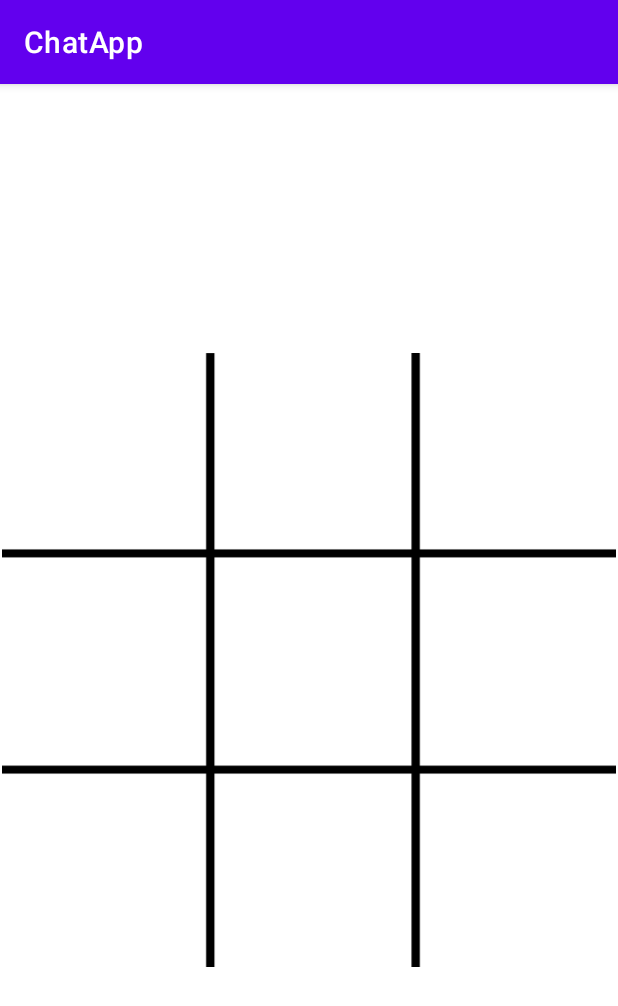
After one commit to ANUJAGRAWAL2000/HackNITP3.0, an Android app: the GameActivity screen opened directly, with no data from a screen before it, on a phone screen of 412 x 824 dp. The commit adds this screen. Shown: the top 1006 px of the screen. Run offline under Robolectric (Android 15) with nearby library versions, the phone set to English and light mode, and no system bars.

Commit message:
Game Added

```diff
--- a/app/build.gradle
+++ b/app/build.gradle
@@ -47,6 +47,7 @@ dependencies {
     implementation 'androidx.viewpager:viewpager:1.0.0'
     implementation 'com.google.firebase:firebase-messaging:20.1.0'
     implementation 'com.android.volley:volley:1.1.1'
+    implementation 'androidx.gridlayout:gridlayout:1.0.0'
     testImplementation 'junit:junit:4.+'
     androidTestImplementation 'androidx.test.ext:junit:1.1.1'
     androidTestImplementation 'androidx.test.espresso:espresso-core:3.3.0'
--- /dev/null
+++ b/app/src/main/java/com/example/chatapp/GameActivity.java
@@ -0,0 +1,135 @@
+package com.example.chatapp;
+
+import androidx.appcompat.app.AppCompatActivity;
+
+import android.os.Bundle;
+import android.util.Log;
+import android.view.View;
+import android.widget.Button;
+import androidx.gridlayout.widget.GridLayout;
+import android.widget.ImageView;
+import android.widget.TextView;
+import android.os.Bundle;
+import android.util.Log;
+import android.view.View;
+import android.widget.Button;
+import android.widget.ImageView;
+import android.widget.TextView;
+
+
+public class GameActivity extends AppCompatActivity {
+
+    int activePlayer = 0;
+    boolean gameActive = true;
+    int chanceCount = 0;
+    int[] gameState = {2, 2, 2, 2, 2, 2, 2, 2, 2};
+    int[][] winPos = {{0,1,2},{3,4,5},{6,7,8},{0,3,6},{1,4,7},{2,5,8},{0,4,8},{2,4,6}};
+
+    Button playAgainButton;
+    TextView winnerText;
+    GridLayout grid;
+
+    public void dropIn(View view) {
+
+        ImageView imageView = (ImageView) view;
+        int counter = Integer.parseInt(view.getTag().toString());
+        Log.i("TAG ", "Tag: " + counter);
+
+        if(gameState[counter] == 2 && gameActive) {
+
+            chanceCount++;
+            gameState[counter] = activePlayer;
+            imageView.setTranslationY(-1500);
+
+            if(activePlayer == 0) {
+
+                imageView.setImageResource(R.drawable.yellow);
+                imageView.animate().translationYBy(1500).rotation(3600).setDuration(500);
+                activePlayer = 1;
+
+            } else {
+
+                imageView.setImageResource(R.drawable.red);
+                imageView.animate().translationYBy(1500).rotation(3600).setDuration(500);
+                activePlayer = 0;
+
+            }
+
+        }
+
+        String mes = "";
+
+        for(int[] winPosition : winPos) {
+
+            if (gameState[winPosition[0]] == gameState[winPosition[1]] && gameState[winPosition[1]] == gameState[winPosition[2]] && gameState[winPosition[0]] !=2) {
+
+                gameActive = false;
+
+                if (activePlayer == 0) {
+
+                    mes = "Red";
+
+                } else
+
+                    mes = "Yellow";
+
+                winnerText.setText(mes + "Won");
+
+                playAgainButton.setVisibility(View.VISIBLE);
+
+                winnerText.setVisibility(View.VISIBLE);
+
+            }
+
+        }
+
+        if(chanceCount == 9 && mes == "") {
+
+            mes = "Game Tied!";
+
+            winnerText.setText(mes);
+            playAgainButton.setVisibility(View.VISIBLE);
+            winnerText.setVisibility(View.VISIBLE);
+
+        }
+
+    }
+
+    public void playAgain(View view) {
+
+        playAgainButton.setVisibility(View.INVISIBLE);
+
+        winnerText.setVisibility(View.INVISIBLE);
+
+        for(int i=0; i<grid.getChildCount(); i++) {
+
+            ImageView child = (ImageView) grid.getChildAt(i);
+
+            child.setImageDrawable(null);
+        }
+
+        for(int i=0; i < gameState.length; i++) {
+
+            gameState[i] = 2;
+
+        }
+        activePlayer = 0;
+
+        gameActive = true;
+
+        chanceCount = 0;
+
+    }
+
+
+    @Override
+    protected void onCreate(Bundle savedInstanceState) {
+        super.onCreate(savedInstanceState);
+        setContentView(R.layout.activity_game);
+
+        playAgainButton = (Button) findViewById(R.id.button);
+        winnerText = (TextView) findViewById(R.id.textView);
+        grid = (GridLayout) findViewById(R.id.grid);
+
+    }
+}
--- /dev/null
+++ b/app/src/main/res/layout/activity_game.xml
@@ -0,0 +1,149 @@
+<?xml version="1.0" encoding="utf-8"?>
+<androidx.constraintlayout.widget.ConstraintLayout xmlns:android="http://schemas.android.com/apk/res/android"
+    xmlns:app="http://schemas.android.com/apk/res-auto"
+    xmlns:tools="http://schemas.android.com/tools"
+    android:layout_width="match_parent"
+    android:layout_height="match_parent"
+    tools:context=".GameActivity">
+
+    <TextView
+        android:id="@+id/textView"
+        android:layout_width="135dp"
+        android:layout_height="33dp"
+        android:layout_marginEnd="175dp"
+        android:layout_marginStart="178dp"
+        android:layout_marginTop="32dp"
+        android:text="Yellow won"
+        android:textSize="24sp"
+        android:visibility="invisible"
+        app:layout_constraintEnd_toEndOf="parent"
+        app:layout_constraintHorizontal_bias="0.311"
+        app:layout_constraintStart_toStartOf="parent"
+        app:layout_constraintTop_toTopOf="parent"
+        android:layout_marginRight="175dp"
+        android:layout_marginLeft="178dp" />
+
+    <Button
+        android:id="@+id/button"
+        android:layout_width="wrap_content"
+        android:layout_height="wrap_content"
+        android:layout_marginBottom="43dp"
+        android:layout_marginEnd="162dp"
+        android:layout_marginStart="161dp"
+        android:layout_marginTop="8dp"
+        android:onClick="playAgain"
+        android:text="Play Again"
+        android:visibility="invisible"
+        app:layout_constraintBottom_toTopOf="@+id/grid"
+        app:layout_constraintEnd_toEndOf="parent"
+        app:layout_constraintHorizontal_bias="0.466"
+        app:layout_constraintStart_toStartOf="parent"
+        app:layout_constraintTop_toBottomOf="@+id/textView"
+        android:layout_marginRight="162dp"
+        android:layout_marginLeft="161dp" />
+
+    <androidx.gridlayout.widget.GridLayout
+        android:id="@+id/grid"
+        android:layout_width="409dp"
+        android:layout_height="409dp"
+        android:layout_marginBottom="8dp"
+        android:layout_marginEnd="8dp"
+        android:layout_marginLeft="8dp"
+        android:layout_marginRight="8dp"
+        android:layout_marginStart="8dp"
+        android:layout_marginTop="8dp"
+        android:background="@drawable/board"
+        app:columnCount="3"
+        app:layout_constraintBottom_toBottomOf="parent"
+        app:layout_constraintEnd_toEndOf="parent"
+        app:layout_constraintStart_toStartOf="parent"
+        app:layout_constraintTop_toTopOf="parent"
+        app:rowCount="3">
+
+        <ImageView
+            android:id="@+id/imageView1"
+            android:layout_width="120dp"
+            android:layout_height="120dp"
+            android:layout_marginLeft="8dp"
+            android:layout_marginTop="3dp"
+            android:onClick="dropIn"
+            android:tag="0" />
+
+        <ImageView
+            android:id="@+id/imageView2"
+            android:layout_width="120dp"
+            android:layout_height="120dp"
+            android:layout_marginLeft="15dp"
+            android:layout_marginTop="3dp"
+            android:onClick="dropIn"
+            android:tag="1"
+            app:layout_column="1"
+            app:layout_row="0" />
+
+        <ImageView
+            android:id="@+id/imageView3"
+            android:layout_width="120dp"
+            android:layout_height="120dp"
+            android:layout_marginLeft="15dp"
+            android:layout_marginTop="3dp"
+            android:onClick="dropIn"
+            android:tag="2" />
+
+        <ImageView
+            android:id="@+id/imageView4"
+            android:layout_width="120dp"
+            android:layout_height="120dp"
+            android:layout_marginLeft="8dp"
+            android:layout_marginTop="23dp"
+            android:onClick="dropIn"
+            android:tag="3" />
+
+        <ImageView
+            android:id="@+id/imageView5"
+            android:layout_width="120dp"
+            android:layout_height="120dp"
+            android:layout_marginLeft="15dp"
+            android:layout_marginTop="23dp"
+            android:onClick="dropIn"
+            android:tag="4" />
+
+        <ImageView
+            android:id="@+id/imageView6"
+            android:layout_width="120dp"
+            android:layout_height="120dp"
+            android:layout_marginLeft="15dp"
+            android:layout_marginTop="23dp"
+            android:onClick="dropIn"
+            android:tag="5" />
+
+        <ImageView
+            android:id="@+id/imageView7"
+            android:layout_width="120dp"
+            android:layout_height="120dp"
+            android:layout_marginLeft="10dp"
+            android:layout_marginTop="23dp"
+            android:onClick="dropIn"
+            android:tag="6" />
+
+        <ImageView
+            android:id="@+id/imageView8"
+            android:layout_width="120dp"
+            android:layout_height="120dp"
+            android:layout_marginLeft="15dp"
+            android:layout_marginTop="23dp"
+            android:onClick="dropIn"
+            android:tag="7" />
+
+        <ImageView
+            android:id="@+id/imageView9"
+            android:layout_width="120dp"
+            android:layout_height="120dp"
+            android:layout_marginLeft="18dp"
+            android:layout_marginTop="23dp"
+            android:onClick="dropIn"
+            android:tag="8" />
+
+        android:onClick="dropIn" />
+    </androidx.gridlayout.widget.GridLayout>
+
+</androidx.constraintlayout.widget.ConstraintLayout>
--- a/app/src/main/res/values/strings.xml
+++ b/app/src/main/res/values/strings.xml
@@ -5,6 +5,7 @@
     <string name="ResetPassword">Reset Password</string>
     <string name="CorrectEmail">Enter Correct Email</string>
     <string name="Login">Login</string>
+    <string name="Play">Play Game</string>
     <string name="PasswordMismatch">password Mismatch</string>
     <string name="etEmail">Enter Email</string>
     <string name="etOldPassword">Enter Old Password</string>
```
Also changed, not shown: app/src/main/AndroidManifest.xml (+27 -34 lines), app/src/main/java/com/example/chatapp/MessageActivity.java (+8 -0 lines), app/src/main/res/layout/activity_message.xml (+17 -0 lines), app/src/main/res/drawable/board.png (added), app/src/main/res/drawable/red.png (added), app/src/main/res/drawable/yellow.png (added), 2 other files.
